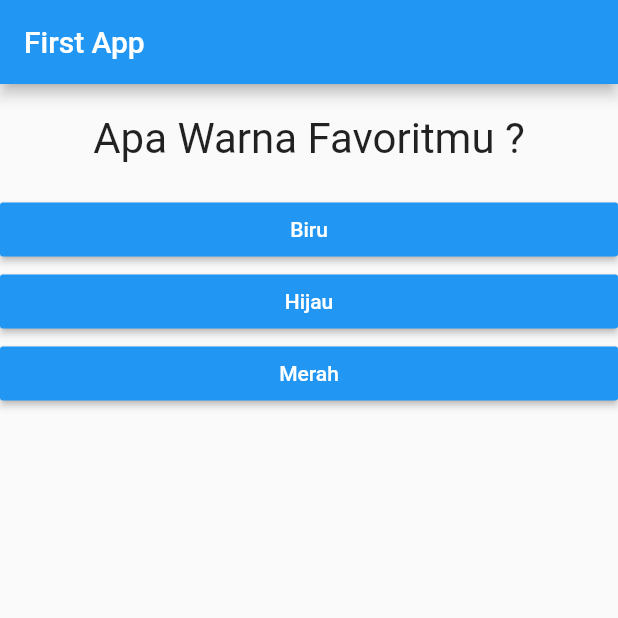
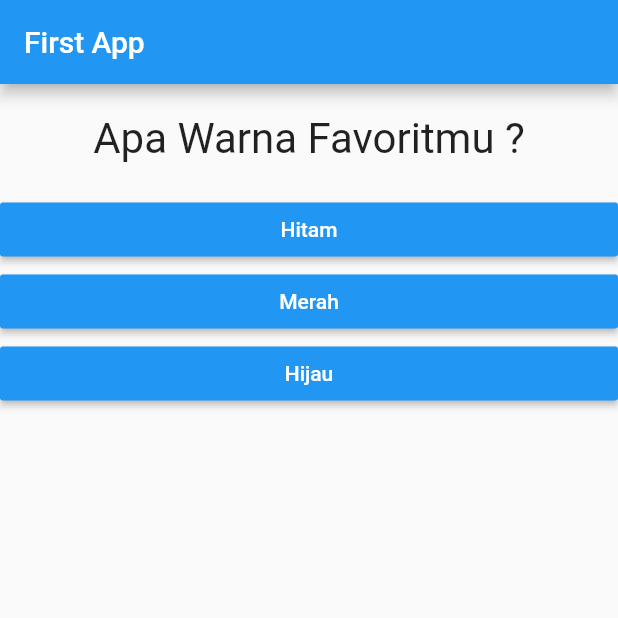
Before and after one commit to lemanfoetra/flutter-quize, a Flutter app: the screen it shows after launch, on a phone screen of 412 x 824 dp, the top half of it. Run offline on Flutter 3.47's test engine with Material 2 defaults, Android fonts, the phone set to English and light mode, and no system bars.

Commit message:
Menambahkan dan menghitung  Score di akhir Quize

```diff
--- a/lib/main.dart
+++ b/lib/main.dart
@@ -14,34 +14,58 @@ class MyApp extends StatefulWidget {
 
 class _MyAppState extends State<MyApp> {
   int questionIndex = 0;
+  int skor          = 0;
 
   var question = [
     {
       'questionText': 'Apa Warna Favoritmu ?',
-      'answers': ['Biru', 'Hijau', 'Merah']
+      'answers': [
+        {'text': 'Hitam', 'nilai': 0},
+        {'text': 'Merah', 'nilai': 1},
+        {'text': 'Hijau', 'nilai': 2}
+      ]
     },
     {
-      'questionText': 'Sipa Guru Favoritmu ?',
-      'answers': ['Leman', 'Leman', 'Leman']
+      'questionText': 'Hitung hasil dari 2 + 5 * 2 = ?',
+      'answers': [
+        {'text': '7', 'nilai': 0},
+        {'text': '9', 'nilai': 0},
+        {'text': '12', 'nilai': 2}
+      ]
     },
     {
-      'questionText': 'Berapa hasil dari 5 * 5 ?',
-      'answers': ['5', '15', '25']
+      'questionText': 'Siap presiden terbaik di Indonesia yang pernah ada menurut kamu ?',
+      'answers': [
+        {'text': 'Sukarno', 'nilai': 4},
+        {'text': 'Suharto', 'nilai': 1},
+        {'text': 'SBY', 'nilai': 3},
+        {'text': 'Megawati', 'nilai': 2}
+      ]
     },
     {
-      'questionText': 'Apa Nama Ibukota Jepang ?',
-      'answers': ['Jakarta', 'Bandung', 'Tokyo']
+      'questionText': 'Menurut kamu pantaskah motor Nmex berkeliaran di jalanan ?',
+      'answers': [
+        {'text': 'Pantas', 'nilai': 1},
+        {'text': 'Tidak Pantas', 'nilai': 1},
+        {'text': 'Kurang Pantas', 'nilai': 3},
+        {'text': 'Biasa Saja', 'nilai': 2}
+      ]
     },
     {
-      'questionText': 'Bagaimana bentuk suara kucing ?',
-      'answers': ['gugug', 'cess', 'miau']
+      'questionText': 'Terlalu naif dengan satu Bahasa Pemrograman atau Framework apakah baik ?',
+      'answers': [
+        {'text': 'Baik', 'nilai': 1},
+        {'text': 'Biasa Saja', 'nilai': 1},
+        {'text': 'Buruk', 'nilai': 2}
+      ]
     },
   ];
 
-  void answerQuestion() {
+  void answerQuestion(int skor) {
     setState(() {
       if (questionIndex < question.length) {
         questionIndex = questionIndex + 1;
+        this.skor += skor;
       }
     });
   }
@@ -54,8 +78,11 @@ class _MyAppState extends State<MyApp> {
           title: Text('First App'),
         ),
         body: questionIndex < question.length
-            ? Quiz(questionIndex: questionIndex , answerQuestion: answerQuestion , question: question )
-            : Result(),
+            ? Quiz(
+                questionIndex: questionIndex,
+                answerQuestion: answerQuestion,
+                question: question)
+            : Result(skor: skor,),
       ),
     );
   }
--- a/lib/quiz.dart
+++ b/lib/quiz.dart
@@ -6,7 +6,7 @@ import './answer.dart';
 class Quiz extends StatelessWidget {
   final int questionIndex;
   final Function answerQuestion;
-  final List<Map<String, Object>> question;
+  final List<Map> question;
 
   Quiz(
       {@required this.questionIndex,
@@ -18,8 +18,8 @@ class Quiz extends StatelessWidget {
     return Column(
       children: <Widget>[
         Question(question[questionIndex]['questionText']),
-        ...(question[questionIndex]['answers'] as List<String>).map((jawaban) {
-          return Answer(answerQuestion, jawaban);
+        ...(question[questionIndex]['answers'] as List<Map<String, Object>>).map((jawaban) {
+          return Answer(()=> answerQuestion(jawaban['nilai']), jawaban['text']);
         }).toList(),
       ],
     );
--- a/lib/result.dart
+++ b/lib/result.dart
@@ -1,11 +1,16 @@
 import 'package:flutter/material.dart';
 
 class Result extends StatelessWidget {
+
+  final int skor;
+
+  Result({this.skor});
+
   @override
   Widget build(BuildContext context) {
     return Container(
         child: Center(
-          child: Text('Anda Telah Menyelesaikan Kuize', style: TextStyle(fontSize: 18) ),
+          child: Text('Anda Telah Menyelesaikan Kuize Dengan Nilai Skor : $skor ', style: TextStyle(fontSize: 18) ),
         ),
     );
   }
```
